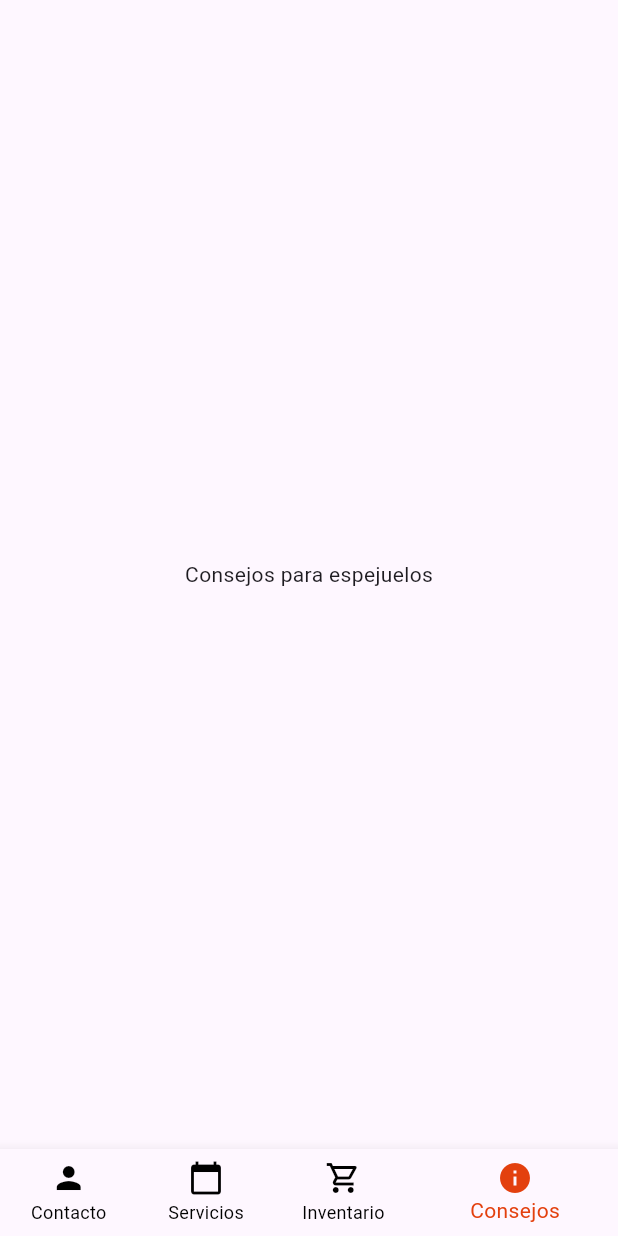
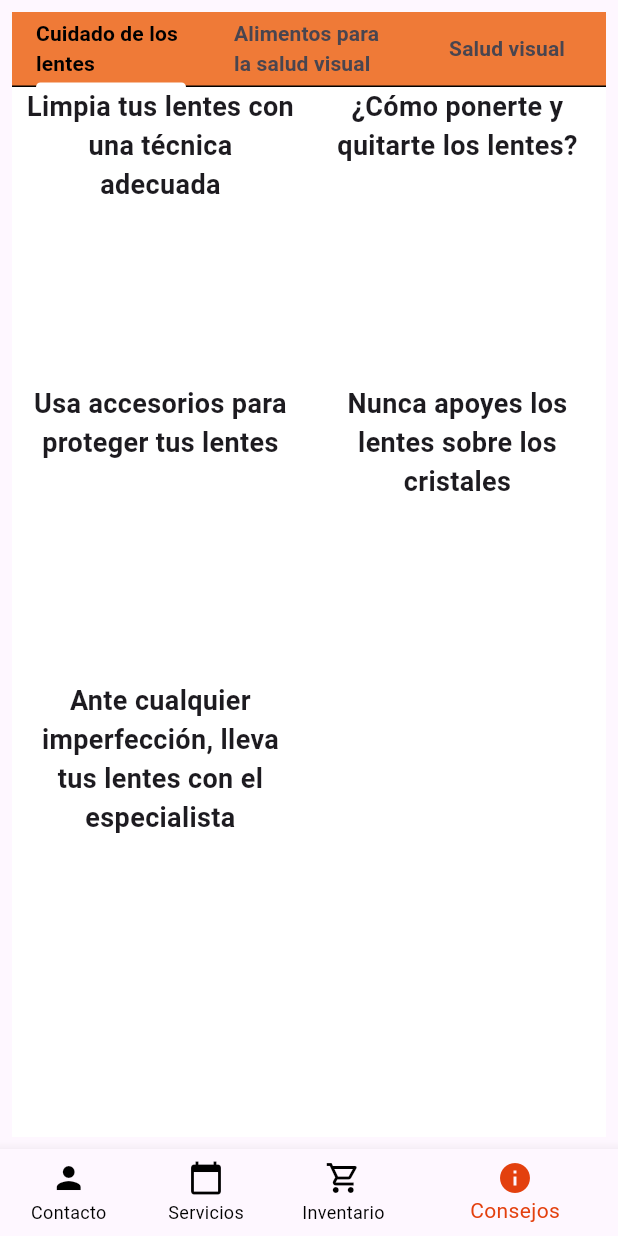
Before and after one commit to Forbidden9/glasses_app, a Flutter app: the screen it shows after launch, item 4 of the bottom bar chosen, on a phone screen of 412 x 824 dp. Run offline on Flutter 3.47's test engine with Material 2 defaults, Android fonts, the phone set to English and light mode, and no system bars; drawn by our look-alikes of flutter_animate; our stand-ins replace gap, google_maps_flutter.

Commit message:
[Tips pages] - Added pages from glasses tips.

```diff
--- /dev/null
+++ b/lib/pages/tips/glasses_carefully_tips.dart
@@ -0,0 +1,40 @@
+import 'package:flutter/material.dart';
+import 'package:flutter_animate/flutter_animate.dart';
+import 'package:glasses_app/pages/tips/info_tips.dart';
+import 'package:glasses_app/utils/colors.dart';
+
+class GlassesCarefully extends StatefulWidget {
+  const GlassesCarefully({super.key});
+
+  @override
+  State<GlassesCarefully> createState() => _GlassesCarefullyState();
+}
+
+class _GlassesCarefullyState extends State<GlassesCarefully> {
+  List carefullyTips = [
+    ["Limpia tus lentes con una técnica adecuada"], ["¿Cómo ponerte y quitarte los lentes?"],
+    ["Usa accesorios para proteger tus lentes"], ["Nunca apoyes los lentes sobre los cristales"],
+    ["Ante cualquier imperfección, lleva tus lentes con el especialista"],
+  ];
+  @override
+  Widget build(BuildContext context) {
+    return Scaffold(
+      backgroundColor: sBackgroundColor,
+      body: Animate(
+        effects: const[
+          FadeEffect(),
+          SlideEffect()
+        ],
+        child: GridView.builder(
+          gridDelegate: const SliverGridDelegateWithFixedCrossAxisCount(crossAxisCount: 2),
+          itemCount: carefullyTips.length,
+          itemBuilder: (context, index){
+            return GlassesCarefullyInfo(
+              name: carefullyTips[index][0],
+            );
+          }
+        ),
+      )
+    );
+  }
+}
--- /dev/null
+++ b/lib/pages/tips/info_tips.dart
@@ -0,0 +1,73 @@
+import 'package:flutter/material.dart';
+
+class GlassesCarefullyInfo extends StatelessWidget {
+  final String name;
+  const GlassesCarefullyInfo({super.key, required this.name});
+
+  @override
+  Widget build(BuildContext context) {
+    return Container(
+      // direction: Axis.horizontal,
+      child: Column(
+        children: [
+          SizedBox(
+            width: 180,
+            child: Text(
+              name,
+              style: const TextStyle(fontWeight: FontWeight.bold, fontSize: 18),
+              textAlign: TextAlign.center,
+            ),
+          )
+        ],
+      ),
+    );
+  }
+}
+
+class MealVisualHearthInfo extends StatelessWidget {
+  final String name;
+  const MealVisualHearthInfo({super.key, required this.name});
+
+  @override
+  Widget build(BuildContext context) {
+    return Wrap(
+      direction: Axis.horizontal,
+      children: [ Column(
+        children: [
+          SizedBox(
+            width: 180,
+            child: Text(
+              name,
+              style: const TextStyle(fontWeight: FontWeight.bold, fontSize: 18),
+              textAlign: TextAlign.center,
+            ),
+          )
+        ],
+      )],
+    );
+  }
+}
+
+class VisualHearthInfo extends StatelessWidget {
+  final String name;
+  const VisualHearthInfo({super.key, required this.name});
+
+  @override
+  Widget build(BuildContext context) {
+    return Wrap(
+      direction: Axis.horizontal,
+      children: [ Column(
+        children: [
+          SizedBox(
+            width: 180,
+            child: Text(
+              name,
+              style: const TextStyle(fontWeight: FontWeight.bold, fontSize: 18),
+              textAlign: TextAlign.center,
+            ),
+          )
+        ],
+      )],
+    );
+  }
+}
--- a/lib/pages/tips/tips.dart
+++ b/lib/pages/tips/tips.dart
@@ -1,12 +1,55 @@
 import 'package:flutter/material.dart';
+import 'package:glasses_app/pages/tips/glasses_carefully_tips.dart';
+import 'package:glasses_app/pages/tips/meal_visual_hearth.dart';
+import 'package:glasses_app/pages/tips/visual_hearth.dart';
+import 'package:glasses_app/utils/colors.dart';
 
 class Tips extends StatelessWidget {
   const Tips({super.key});
 
   @override
   Widget build(BuildContext context) {
-    return const Center(
-      child: Text("Consejos para espejuelos"),
+    return DefaultTabController(
+      length: 3,
+      child: Scaffold(
+        body: Padding(
+          padding: const EdgeInsets.all(8.0),
+          child: Column(
+            crossAxisAlignment: CrossAxisAlignment.start,
+            children: [
+              Container(
+                height: 50,
+                color: aBackgroundColor,
+                child: const TabBar(
+                  indicatorColor: sBackgroundColor,
+                  labelColor: cTextColor,
+                  dividerColor: cTextColor,
+                  tabs: [
+                    Tab(
+                      child: Text("Cuidado de los lentes", style: TextStyle(fontWeight: FontWeight.bold)),
+                    ),
+                    Tab(
+                      child: Text("Alimentos para la salud visual", style: TextStyle(fontWeight: FontWeight.bold)),
+                    ),
+                    Tab(
+                      child: Text("Salud visual", style: TextStyle(fontWeight: FontWeight.bold)),
+                    )
+                  ]
+                ),
+              ),
+              const Expanded(
+                child: TabBarView(
+                  children: [
+                    GlassesCarefully(),
+                    MealVisualHearth(),
+                    VisualHearth()
+                  ]
+                ),
+              ),
+            ],
+          ),
+        ),
+      ),
     );
   }
 }
```
Also changed, not shown: lib/pages/tips/meal_visual_hearth.dart (added, +40 -0 lines), lib/pages/tips/visual_hearth.dart (added, +40 -0 lines).
